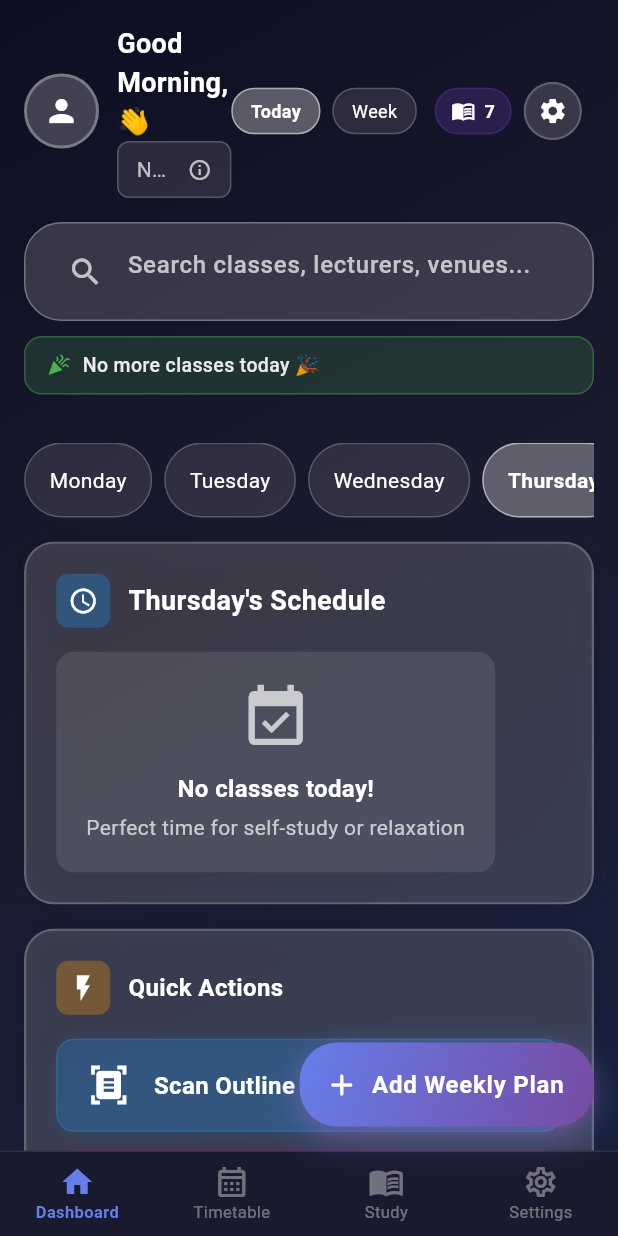
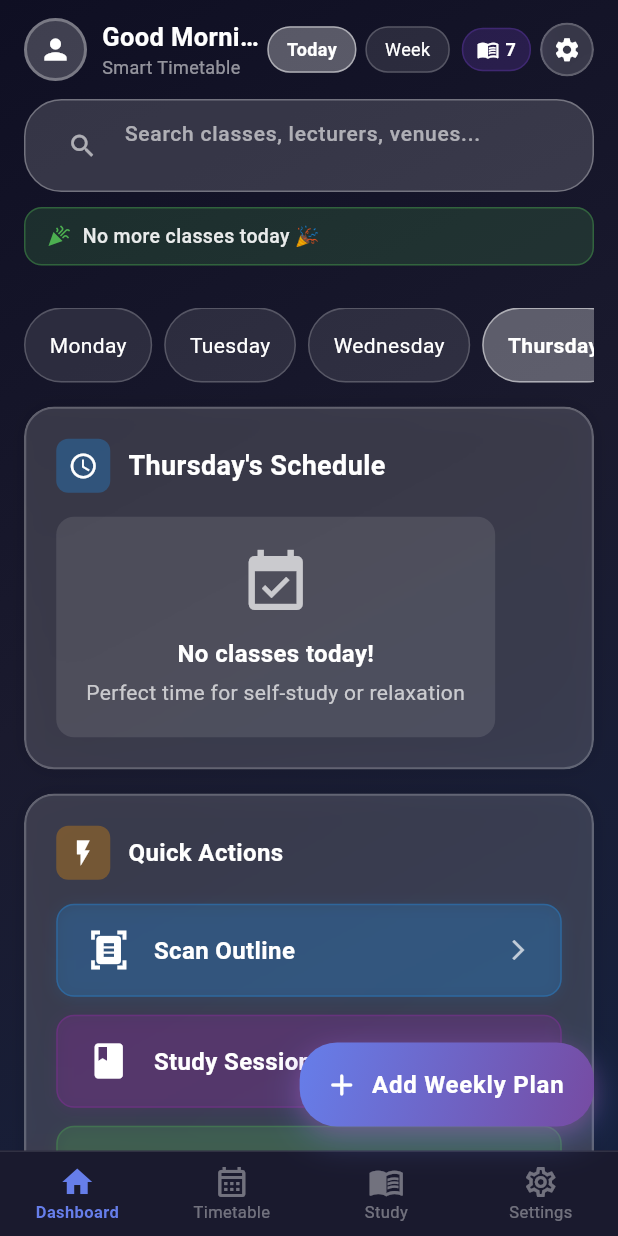
Before and after one commit to ReginalThembaubisi/smart-timetable-system, a Flutter app: the DashboardScreen screen opened directly with empty values, on a phone screen of 412 x 824 dp. Run offline on Flutter 3.47's test engine with Material 3 defaults, Android fonts, the phone set to English and light mode, and no system bars; our stand-ins replace file_picker, flutter_local_notifications, google_generative_ai, share_plus, shared_preferences, shimmer and 1 more; missing offline and left inert: docx_to_text, syncfusion_flutter_pdf; accounts and stored records are empty; network calls fail.

Commit message:
fix: improve dashboard header layout - fix name wrapping and reduce header height

```diff
--- a/smart_timetable_application/lib/screens/dashboard_screen.dart
+++ b/smart_timetable_application/lib/screens/dashboard_screen.dart
@@ -902,20 +902,23 @@ class _DashboardScreenState extends State<DashboardScreen> with TickerProviderSt
   }
 
   Widget _buildHeader() {
+    final firstName = widget.student.fullName.split(' ').first;
     return Padding(
-      padding: const EdgeInsets.all(16),
+      padding: const EdgeInsets.fromLTRB(16, 12, 16, 12),
       child: Column(
+        crossAxisAlignment: CrossAxisAlignment.start,
         children: [
-          // Top row with profile and settings
+          // Row 1: avatar + greeting text + action buttons
           Row(
+            crossAxisAlignment: CrossAxisAlignment.center,
             children: [
-              // Profile avatar
+              // Profile avatar (slightly smaller)
               Container(
-                width: 50,
-                height: 50,
+                width: 42,
+                height: 42,
                 decoration: BoxDecoration(
                   color: Colors.white.withValues(alpha: 0.2),
-                  borderRadius: BorderRadius.circular(25),
+                  borderRadius: BorderRadius.circular(21),
                   border: Border.all(
                     color: Colors.white.withValues(alpha: 0.3),
                     width: 2,
@@ -924,130 +927,105 @@ class _DashboardScreenState extends State<DashboardScreen> with TickerProviderSt
                 child: const Icon(
                   Icons.person,
                   color: Colors.white,
-                  size: 24,
-                ),
-              ),
-
-              const SizedBox(width: 12),
-
-              // User info
+                  size: 22,
+                ),
+              ),
+
+              const SizedBox(width: 10),
+
+              // Greeting — takes all remaining space before the buttons
               Expanded(
                 child: Column(
                   crossAxisAlignment: CrossAxisAlignment.start,
                   children: [
                     Text(
-                      '${getGreeting()}, ${widget.student.fullName.split(' ').first} 👋',
+                      '${getGreeting()}, $firstName 👋',
+                      maxLines: 1,
+                      overflow: TextOverflow.ellipsis,
                       style: const TextStyle(
                         color: Colors.white,
-                        fontSize: 18,
-                        fontWeight: FontWeight.w600,
+                        fontSize: 17,
+                        fontWeight: FontWeight.w700,
                       ),
                     ),
+                    Text(
+                      'Smart Timetable',
+                      style: TextStyle(
+                        color: Colors.white.withValues(alpha: 0.55),
+                        fontSize: 12,
+                      ),
+                    ),
+                  ],
+                ),
+              ),
+
+              // Action buttons (Today / Week / modules / settings)
+              Row(
+                mainAxisSize: MainAxisSize.min,
+                children: [
+                  _buildViewToggleButton('Today', selectedView == 'Today'),
+                  const SizedBox(width: 6),
+                  _buildViewToggleButton('Week', selectedView == 'Week'),
+                  const SizedBox(width: 8),
+                  if (studentModules.isNotEmpty) ...[
                     GestureDetector(
-                      onTap: () {
-                        final todaySessions = getTodaySessions();
-                        if (todaySessions.isNotEmpty) {
-                          _showModuleDetailsPopup(todaySessions.first);
-                        }
-                      },
+                      onTap: _navigateToModules,
                       child: Container(
-                        padding: const EdgeInsets.symmetric(horizontal: 12, vertical: 8),
+                        padding: const EdgeInsets.symmetric(horizontal: 9, vertical: 5),
                         decoration: BoxDecoration(
-                          color: Colors.white.withValues(alpha: 0.1),
-                          borderRadius: BorderRadius.circular(8),
+                          color: Colors.deepPurple.withValues(alpha: 0.25),
+                          borderRadius: BorderRadius.circular(14),
                           border: Border.all(
-                            color: Colors.white.withValues(alpha: 0.2),
-                            width: 1,
-                          ),
+                              color: Colors.deepPurple.withValues(alpha: 0.35),
+                              width: 1),
                         ),
                         child: Row(
+                          mainAxisSize: MainAxisSize.min,
                           children: [
-                            Expanded(
-                              child: Text(
-                                getTodayFocus(),
-                                style: const TextStyle(
-                                  color: Colors.white70,
-                                  fontSize: 14,
-                                ),
-                                overflow: TextOverflow.ellipsis,
-                                maxLines: 1,
-                              ),
-                            ),
-                            const SizedBox(width: 8),
-                            const Icon(
-                              Icons.info_outline,
-                              color: Colors.white70,
-                              size: 16,
+                            const Icon(Icons.menu_book,
+                                color: Colors.white, size: 15),
+                            const SizedBox(width: 4),
+                            Text(
+                              '${studentModules.length}',
+                              style: const TextStyle(
+                                  color: Colors.white,
+                                  fontWeight: FontWeight.w600,
+                                  fontSize: 12),
                             ),
                           ],
                         ),
                       ),
                     ),
+                    const SizedBox(width: 6),
                   ],
-                ),
-              ),
-
-              // View toggle buttons
-              Row(
-                children: [
-                  _buildViewToggleButton('Today', selectedView == 'Today'),
-                  const SizedBox(width: 8),
-                  _buildViewToggleButton('Week', selectedView == 'Week'),
-                  const SizedBox(width: 12),
-                  // Compact modules count chip
-                  if (studentModules.isNotEmpty) ...[
-                    GestureDetector(
-                      onTap: _navigateToModules,
-                      child: Container(
-                        padding: const EdgeInsets.symmetric(horizontal: 10, vertical: 6),
-                        decoration: BoxDecoration(
-                          color: Colors.deepPurple.withValues(alpha: 0.25),
-                          borderRadius: BorderRadius.circular(16),
-                          border: Border.all(color: Colors.deepPurple.withValues(alpha: 0.35), width: 1),
-                        ),
-                        child: Row(
-                          children: [
-                            const Icon(Icons.menu_book, color: Colors.white, size: 16),
-                            const SizedBox(width: 6),
-                            Text(
-                              '${studentModules.length}',
-                              style: const TextStyle(color: Colors.white, fontWeight: FontWeight.w600, fontSize: 12),
-                            ),
-                          ],
-                        ),
-                      ),
-                    ),
-                    const SizedBox(width: 8),
-                  ],
-                  // Settings button
                   GlassButton(
                     onPressed: () {
                       Navigator.push(
                         context,
                         MaterialPageRoute(
-                          builder: (context) => SettingsScreen(student: widget.student),
+                          builder: (context) =>
+                              SettingsScreen(student: widget.student),
                         ),
                       );
                     },
-                    padding: const EdgeInsets.all(8),
-                    borderRadius: 20,
+                    padding: const EdgeInsets.all(7),
+                    borderRadius: 18,
                     child: const Icon(
                       Icons.settings,
                       color: Colors.white,
-                      size: 20,
-                    ),
-                  ),
-                  const SizedBox(width: 8),
+                      size: 19,
+                    ),
+                  ),
                 ],
               ),
             ],
           ),
 
-          const SizedBox(height: 16),
-
-          // Search bar
+          const SizedBox(height: 12),
+
+          // Row 2: Search bar
           Container(
-            padding: const EdgeInsets.symmetric(horizontal: 16, vertical: 8),
+            padding: const EdgeInsets.symmetric(horizontal: 14, vertical: 6),
             decoration: BoxDecoration(
               color: Colors.white.withValues(alpha: 0.15),
               borderRadius: BorderRadius.circular(25),
@@ -1058,30 +1036,34 @@ class _DashboardScreenState extends State<DashboardScreen> with TickerProviderSt
             ),
             child: TextField(
               onChanged: _performSearch,
-              style: const TextStyle(color: Colors.white),
+              style: const TextStyle(color: Colors.white, fontSize: 14),
               decoration: InputDecoration(
                 hintText: 'Search classes, lecturers, venues...',
-                hintStyle: TextStyle(color: Colors.white.withValues(alpha: 0.7)),
+                hintStyle: TextStyle(
+                    color: Colors.white.withValues(alpha: 0.6), fontSize: 14),
                 prefixIcon: Icon(
                   Icons.search,
-                  color: Colors.white.withValues(alpha: 0.7),
+                  color: Colors.white.withValues(alpha: 0.6),
+                  size: 20,
                 ),
                 suffixIcon: isSearching
                     ? IconButton(
                         icon: Icon(
                           Icons.clear,
-                          color: Colors.white.withValues(alpha: 0.7),
+                          color: Colors.white.withValues(alpha: 0.6),
+                          size: 18,
                         ),
-                        onPressed: () {
-                          _performSearch('');
-                        },
+                        onPressed: () => _performSearch(''),
                       )
                     : null,
                 border: InputBorder.none,
-                contentPadding: const EdgeInsets.symmetric(vertical: 8),
-              ),
-            ),
-          ),
+                contentPadding:
+                    const EdgeInsets.symmetric(vertical: 6),
+                isDense: true,
+              ),
+            ),
+          ),
+
           _buildNextClassBanner(),
         ],
       ),
```
